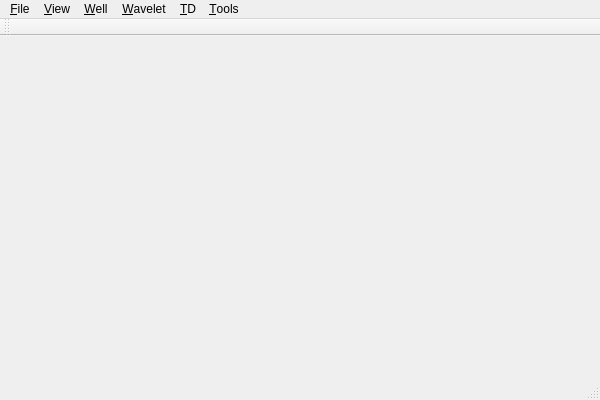
zhangxudongcn/well_dev, file logging_calibr/lcmainwindow.ui: the form before one commit.
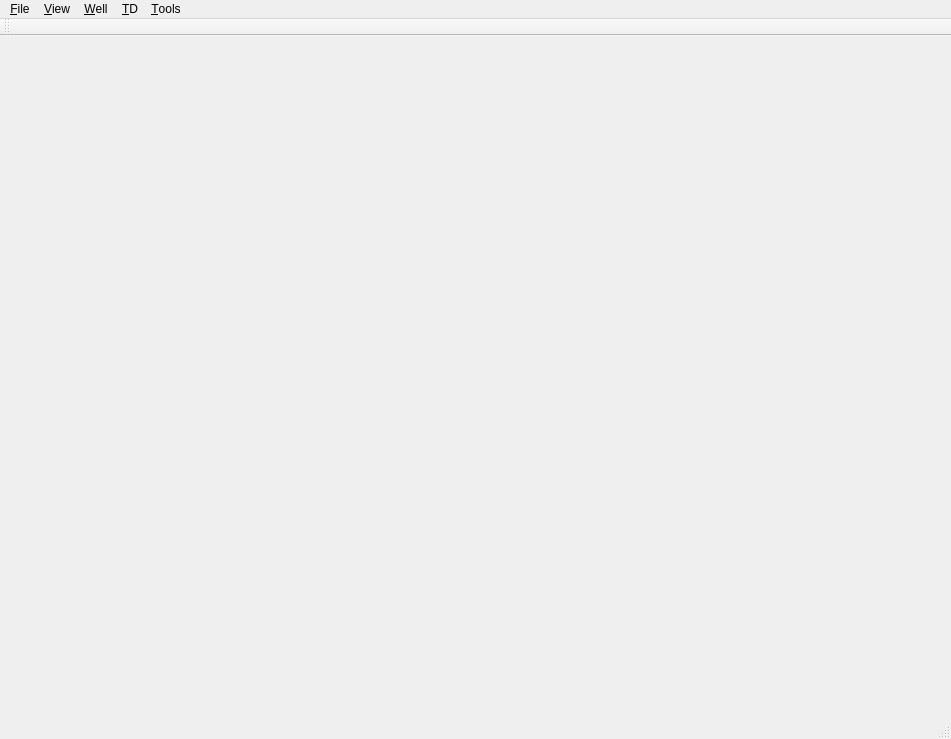
The form after the commit.

```diff
--- a/logging_calibr/lcmainwindow.ui
+++ b/logging_calibr/lcmainwindow.ui
@@ -6,21 +6,30 @@
    <rect>
     <x>0</x>
     <y>0</y>
-    <width>600</width>
-    <height>400</height>
+    <width>951</width>
+    <height>739</height>
    </rect>
   </property>
   <property name="windowTitle">
    <string>LCMainWindow</string>
   </property>
   <widget class="QWidget" name="_central_widget"/>
+  <widget class="QToolBar" name="mainToolBar">
+   <attribute name="toolBarArea">
+    <enum>TopToolBarArea</enum>
+   </attribute>
+   <attribute name="toolBarBreak">
+    <bool>false</bool>
+   </attribute>
+  </widget>
+  <widget class="QStatusBar" name="statusBar"/>
   <widget class="QMenuBar" name="menuBar">
    <property name="geometry">
     <rect>
      <x>0</x>
      <y>0</y>
-     <width>600</width>
-     <height>23</height>
+     <width>951</width>
+     <height>24</height>
     </rect>
    </property>
    <widget class="QMenu" name="menuFile">
@@ -39,13 +48,7 @@
     <property name="title">
      <string>&amp;Tools</string>
     </property>
-    <addaction name="action_Options"/>
-   </widget>
-   <widget class="QMenu" name="menuData">
-    <property name="title">
-     <string>&amp;Wavelet</string>
-    </property>
-    <addaction name="actionWavelet"/>
+    <addaction name="_action_options"/>
    </widget>
    <widget class="QMenu" name="menuTD">
     <property name="title">
@@ -61,20 +64,10 @@
    <addaction name="menuFile"/>
    <addaction name="menu_View"/>
    <addaction name="menu_Well"/>
-   <addaction name="menuData"/>
    <addaction name="menuTD"/>
    <addaction name="menuTools"/>
   </widget>
-  <widget class="QToolBar" name="mainToolBar">
-   <attribute name="toolBarArea">
-    <enum>TopToolBarArea</enum>
-   </attribute>
-   <attribute name="toolBarBreak">
-    <bool>false</bool>
-   </attribute>
-  </widget>
-  <widget class="QStatusBar" name="statusBar"/>
-  <action name="action_quit">
+  <action name="_action_quit">
    <property name="text">
     <string>&amp;Quit</string>
    </property>
```
Left out of the diff: 26 changed lines with no effect on the pictures.
